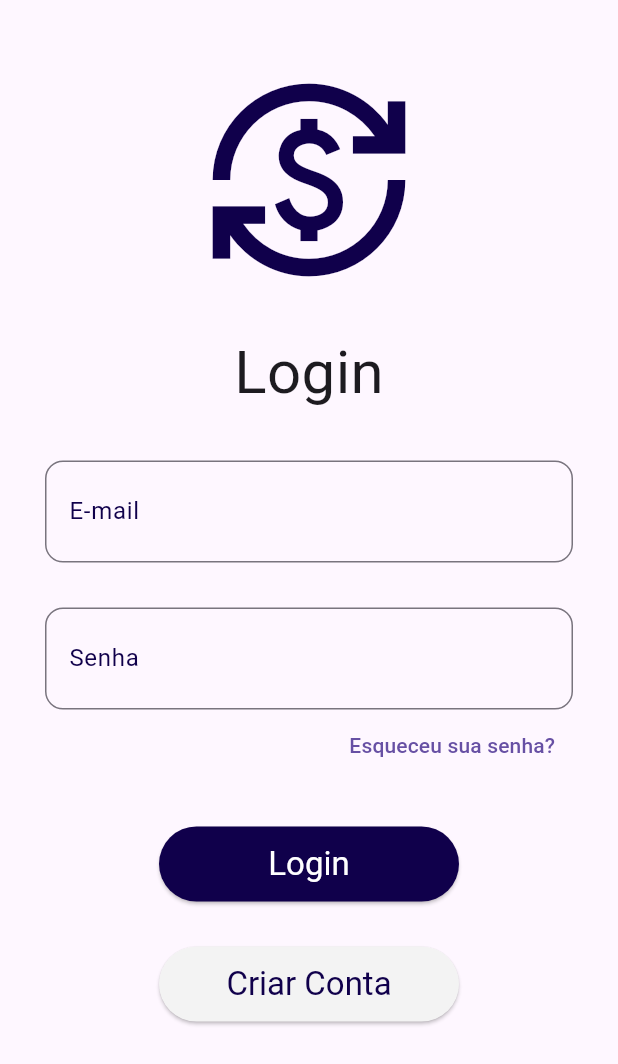
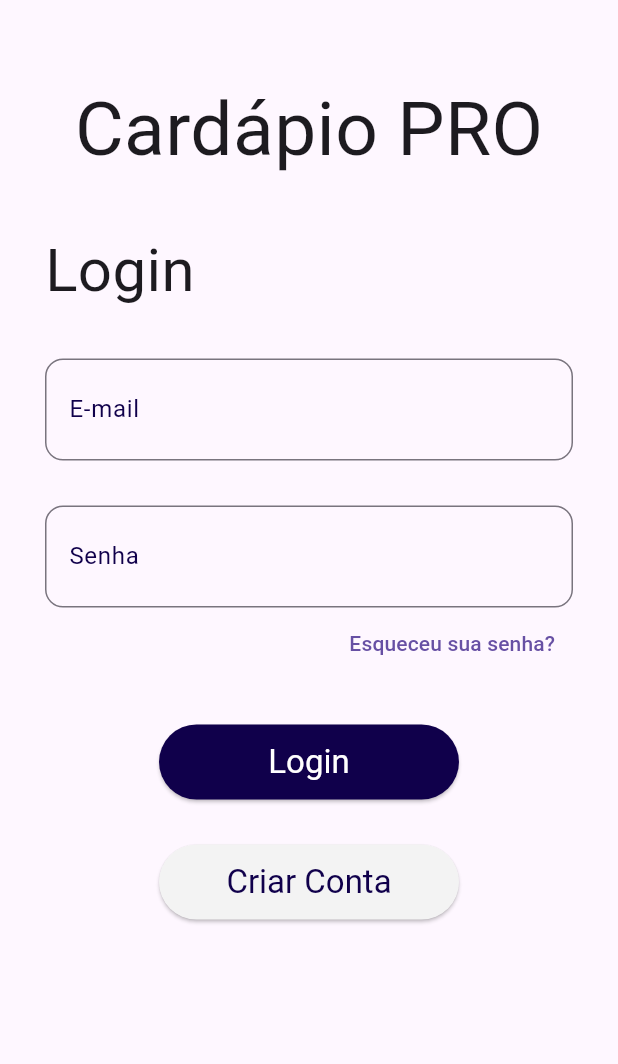
Before and after one commit to SYnster000/projeto_cardapio, a Flutter app: the screen it shows after launch, on a phone screen of 412 x 824 dp. Shown: the top 1064 px of the screen. Run offline on Flutter 3.47's test engine with Material 3 defaults, Android fonts, the phone set to English and light mode, and no system bars; our stand-ins replace device_preview.

Commit message:
title changed

```diff
--- a/lib/main.dart
+++ b/lib/main.dart
@@ -42,15 +42,19 @@ class _ViewLoginState extends State<ViewLogin> {
             child: Column(
               //crossAxisAlignment: CrossAxisAlignment.stretch,
               children: [
-                Icon(
-                  Icons.currency_exchange,
-                  size: 140,
-                  color: primaryColor,
+                Text("Cardápio PRO",
+                style: TextStyle(
+                  fontSize: 50
+                ),),
+                SizedBox(height: 30),
+                Row(
+                  mainAxisAlignment: MainAxisAlignment.start,
+                  children: [
+                    Text("Login",
+                      style: TextStyle(fontSize: 40),
+                      ),
+                  ],
                 ),
-                SizedBox(height: 30),
-                Text("Login",
-                  style: TextStyle(fontSize: 40),
-                  ),
                 SizedBox(height: 30),
                 TextFormField(
                   controller: txtEmail,
```
